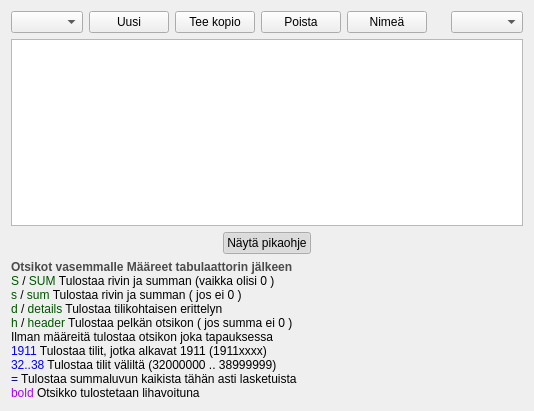
First picture: the form in kitupiikki/maaritys/raportinmuokkaus.ui, repository artoh/kitupiikki, before the edit.
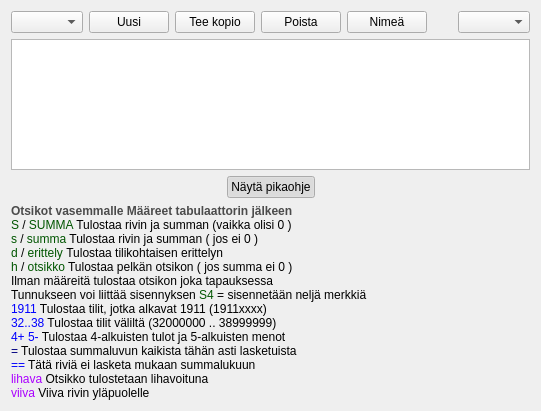
Second picture: the form after the edit. Icons and pictures are not drawn.

What changed in the file:
```diff
--- a/kitupiikki/maaritys/raportinmuokkaus.ui
+++ b/kitupiikki/maaritys/raportinmuokkaus.ui
@@ -6,7 +6,7 @@
    <rect>
     <x>0</x>
     <y>0</y>
-    <width>534</width>
+    <width>541</width>
     <height>411</height>
    </rect>
   </property>
@@ -144,7 +144,7 @@
    <item>
     <widget class="QLabel" name="label">
      <property name="text">
-      <string>&lt;html&gt;&lt;head/&gt;&lt;body&gt;&lt;p&gt;&lt;span style=&quot; font-weight:600; color:#4b4b4b;&quot;&gt;Otsikot vasemmalle Määreet tabulaattorin jälkeen&lt;br/&gt;&lt;/span&gt;&lt;span style=&quot; color:#005500;&quot;&gt;S&lt;/span&gt; / &lt;span style=&quot; color:#005500;&quot;&gt;SUM &lt;/span&gt;Tulostaa rivin ja summan (vaikka olisi 0 )&lt;br/&gt;&lt;span style=&quot; color:#005500;&quot;&gt;s&lt;/span&gt; / &lt;span style=&quot; color:#005500;&quot;&gt;sum&lt;/span&gt; Tulostaa rivin ja summan ( jos ei 0 )&lt;br/&gt;&lt;span style=&quot; color:#005500;&quot;&gt;d&lt;/span&gt; / &lt;span style=&quot; color:#005500;&quot;&gt;details&lt;/span&gt; Tulostaa tilikohtaisen erittelyn&lt;br/&gt;&lt;span style=&quot; color:#005500;&quot;&gt;h&lt;/span&gt; / &lt;span style=&quot; color:#005500;&quot;&gt;header&lt;/span&gt; Tulostaa pelkän otsikon ( jos summa ei 0 )&lt;br/&gt;Ilman määreitä tulostaa otsikon joka tapauksessa&lt;br/&gt;&lt;span style=&quot; color:#0000ff;&quot;&gt;1911&lt;/span&gt; Tulostaa tilit, jotka alkavat 1911 (1911xxxx)&lt;br/&gt;&lt;span style=&quot; color:#0000ff;&quot;&gt;32..38&lt;/span&gt; Tulostaa tilit väliltä (32000000 .. 38999999)&lt;br/&gt;&lt;span style=&quot; color:#00007f;&quot;&gt;=&lt;/span&gt; Tulostaa summaluvun kaikista tähän asti lasketuista&lt;br/&gt;&lt;span style=&quot; color:#aa00ff;&quot;&gt;bold&lt;/span&gt; Otsikko tulostetaan lihavoituna&lt;/p&gt;&lt;/body&gt;&lt;/html&gt;</string>
+      <string>&lt;html&gt;&lt;head/&gt;&lt;body&gt;&lt;p&gt;&lt;span style=&quot; font-weight:600; color:#4b4b4b;&quot;&gt;Otsikot vasemmalle Määreet tabulaattorin jälkeen&lt;br/&gt;&lt;/span&gt;&lt;span style=&quot; color:#005500;&quot;&gt;S&lt;/span&gt; / &lt;span style=&quot; color:#005500;&quot;&gt;SUMMA &lt;/span&gt;Tulostaa rivin ja summan (vaikka olisi 0 )&lt;br/&gt;&lt;span style=&quot; color:#005500;&quot;&gt;s&lt;/span&gt; / &lt;span style=&quot; color:#005500;&quot;&gt;summa&lt;/span&gt; Tulostaa rivin ja summan ( jos ei 0 )&lt;br/&gt;&lt;span style=&quot; color:#005500;&quot;&gt;d&lt;/span&gt; / &lt;span style=&quot; color:#005500;&quot;&gt;erittely &lt;/span&gt;Tulostaa tilikohtaisen erittelyn&lt;br/&gt;&lt;span style=&quot; color:#005500;&quot;&gt;h&lt;/span&gt; / &lt;span style=&quot; color:#005500;&quot;&gt;otsikko&lt;/span&gt; Tulostaa pelkän otsikon ( jos summa ei 0 )&lt;br/&gt;Ilman määreitä tulostaa otsikon joka tapauksessa&lt;br/&gt;Tunnukseen voi liittää sisennyksen &lt;span style=&quot; color:#005500;&quot;&gt;S4&lt;/span&gt; = sisennetään neljä merkkiä&lt;br/&gt;&lt;span style=&quot; color:#0000ff;&quot;&gt;1911&lt;/span&gt; Tulostaa tilit, jotka alkavat 1911 (1911xxxx)&lt;br/&gt;&lt;span style=&quot; color:#0000ff;&quot;&gt;32..38&lt;/span&gt; Tulostaa tilit väliltä (32000000 .. 38999999)&lt;br/&gt;&lt;span style=&quot; color:#0000ff;&quot;&gt;4+ 5-&lt;/span&gt; Tulostaa 4-alkuisten tulot ja 5-alkuisten menot&lt;br/&gt;&lt;span style=&quot; color:#00007f;&quot;&gt;=&lt;/span&gt; Tulostaa summaluvun kaikista tähän asti lasketuista&lt;br/&gt;&lt;span style=&quot; color:#0000ff;&quot;&gt;==&lt;/span&gt; Tätä riviä ei lasketa mukaan summalukuun&lt;br/&gt;&lt;span style=&quot; color:#aa00ff;&quot;&gt;lihava&lt;/span&gt; Otsikko tulostetaan lihavoituna&lt;br/&gt;&lt;span style=&quot; color:#aa00ff;&quot;&gt;viiva&lt;/span&gt; Viiva rivin  yläpuolelle&lt;/p&gt;&lt;/body&gt;&lt;/html&gt;</string>
      </property>
     </widget>
    </item>
```
